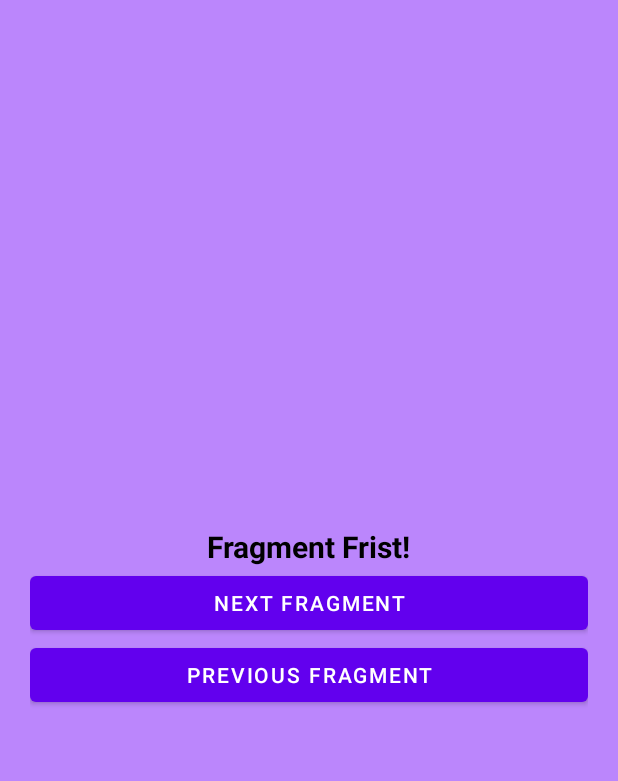
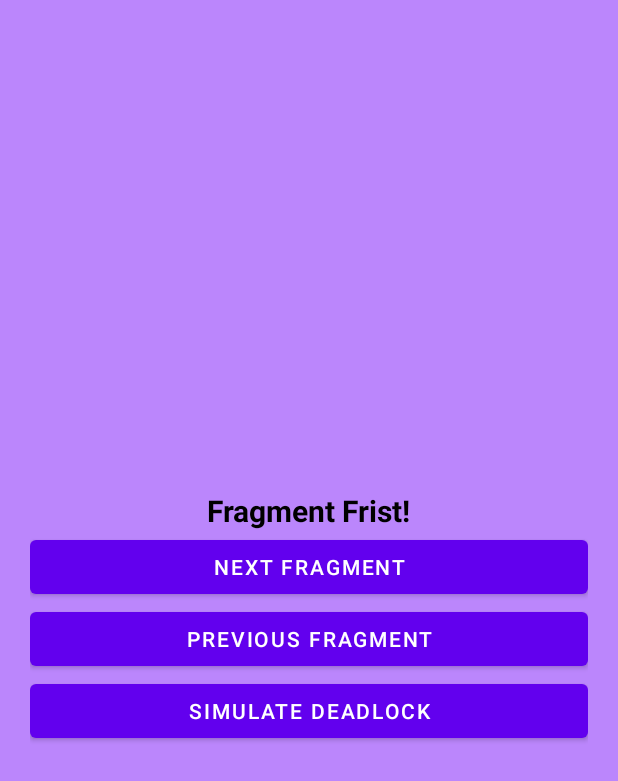
Before and after one commit to dantech0xff/AndroidFundamentalsByDanTech, an Android app: the layout fragment_simple.xml on its own in the app's theme, with its tools: preview values and no code run, on a phone screen of 412 x 824 dp. Shown: the top 781 px of the screen. Run offline under Robolectric (Android 15) with nearby library versions, the phone set to English and light mode, and no system bars.

Commit message:
demo Deadlock

```diff
--- a/app/src/main/res/layout/fragment_simple.xml
+++ b/app/src/main/res/layout/fragment_simple.xml
@@ -35,6 +35,12 @@
                 android:text="Previous Fragment"
                 android:layout_width="match_parent"
                 android:layout_height="wrap_content"/>
+
+            <Button
+                android:id="@+id/buttonSimulateDeadlock"
+                android:text="Simulate Deadlock"
+                android:layout_width="match_parent"
+                android:layout_height="wrap_content"/>
         </LinearLayout>
     </androidx.constraintlayout.widget.ConstraintLayout>
 </layout>
```
Also changed, not shown: app/src/main/java/com/creative/androidfundamentalsbydantech/fragment/SimpleFragment.kt (+42 -0 lines).
